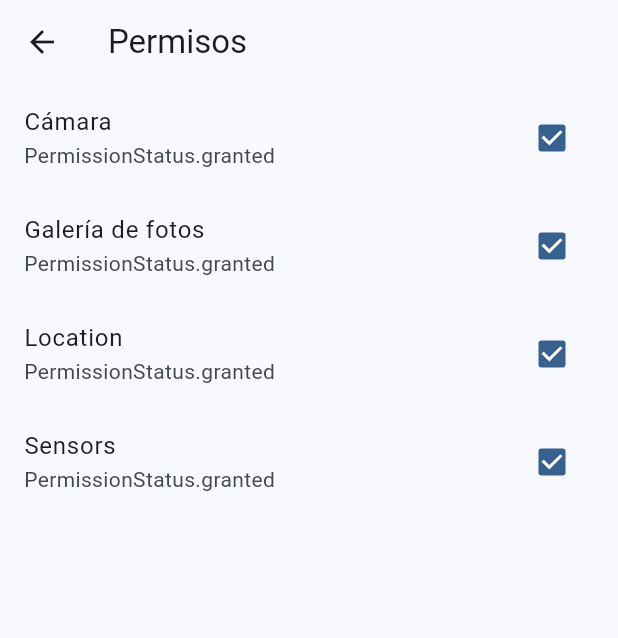
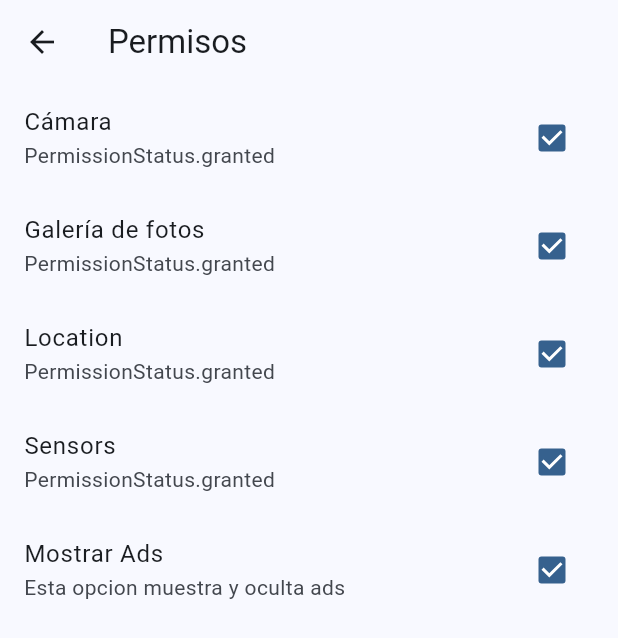
Before and after one commit to MatHeartGaming/permissions-flutter-app, a Flutter app: the screen it shows after launch, after a tap on the "settings" icon, on a phone screen of 412 x 824 dp. Shown: the top 638 px of the screen. Run offline on Flutter 3.47's test engine with Material 3 defaults, Android fonts, the phone set to English and light mode, and no system bars; our stand-ins replace dio, flutter_compass, flutter_riverpod, geolocator, go_router, google_fonts and 7 more; missing offline and left inert: flutter_app_badger, quick_actions; network calls fail.

Commit message:
show / hide ads using shared prefs.

```diff
--- a/lib/config/config.dart
+++ b/lib/config/config.dart
@@ -6,3 +6,4 @@ export 'plugin/share_plugin.dart';
 export 'plugin/quick_actions_plugin.dart';
 export 'plugin/app_badge_plugin.dart';
 export 'plugin/admob_plugin.dart';
+export 'plugin/shared_prefs_plugin.dart';
--- /dev/null
+++ b/lib/config/plugin/shared_prefs_plugin.dart
@@ -0,0 +1,18 @@
+import 'package:shared_preferences/shared_preferences.dart';
+
+class SharedPrefsPlugin {
+  static Future<SharedPreferences> _getPrefs() {
+    return SharedPreferences.getInstance();
+  }
+
+  static Future<void> setBool(String key, bool value) async {
+    final prefs = await _getPrefs();
+    await prefs.setBool(key, value);
+  }
+
+
+  static Future<bool?> getBool(String key) async {
+    final prefs = await _getPrefs();
+    return prefs.getBool(key);
+  }
+}
--- a/lib/presentation/providers/ads/admob_providers.dart
+++ b/lib/presentation/providers/ads/admob_providers.dart
@@ -1,21 +1,26 @@
 import 'package:flutter_riverpod/flutter_riverpod.dart';
 import 'package:google_mobile_ads/google_mobile_ads.dart';
 import 'package:miscelaneos/config/config.dart';
+import 'package:miscelaneos/presentation/providers/providers.dart';
 
 final adBannerProvider = FutureProvider<BannerAd>((ref) async {
-  // TODO: Validar si se muestran o no los ads
+  final showAds = ref.watch(showAdsProvider);
+  if (!showAds) throw 'Ads Bloqueados';
   final ad = await AdmobPlugin.loadBannerAd();
   return ad;
 });
 
-final adInterstitialProvider = FutureProvider.autoDispose<InterstitialAd>((ref) async {
-  // TODO: Validar si se muestran o no los ads
+final adInterstitialProvider =
+    FutureProvider.autoDispose<InterstitialAd>((ref) async {
+  final showAds = ref.watch(showAdsProvider);
+  if (!showAds) throw 'Ads Bloqueados';
   final ad = await AdmobPlugin.loadInterstitialAd();
   return ad;
 });
 
 final adRewardedProvider = FutureProvider.autoDispose<RewardedAd>((ref) async {
-  // TODO: Validar si se muestran o no los ads
+  final showAds = ref.watch(showAdsProvider);
+  if (!showAds) throw 'Ads Bloqueados';
   final ad = await AdmobPlugin.loadRewardedAd();
   return ad;
 });
--- /dev/null
+++ b/lib/presentation/providers/ads/show_ads_provider.dart
@@ -0,0 +1,32 @@
+import 'package:flutter_riverpod/flutter_riverpod.dart';
+import 'package:miscelaneos/config/config.dart';
+
+const showAdsKey = 'showAds';
+
+final showAdsProvider = StateNotifierProvider<ShowAdsNotifier, bool>((ref) {
+  return ShowAdsNotifier();
+});
+
+class ShowAdsNotifier extends StateNotifier<bool> {
+  ShowAdsNotifier() : super(false) {
+    checkAdsState();
+  }
+
+  Future<void> checkAdsState() async {
+    state = await SharedPrefsPlugin.getBool(showAdsKey) ?? true;
+  }
+
+  void showAds() {
+    SharedPrefsPlugin.setBool(showAdsKey, true);
+    state = true;
+  }
+
+  void removeAds() {
+    SharedPrefsPlugin.setBool(showAdsKey, false);
+    state = false;
+  }
+
+  void toggleAds() {
+    state ? removeAds() : showAds();
+  }
+}
--- a/lib/presentation/providers/providers.dart
+++ b/lib/presentation/providers/providers.dart
@@ -22,3 +22,4 @@ export 'location/map_controller_provider.dart';
 
 export 'ads/admob_providers.dart';
 export 'ads/admob_points_provider.dart';
+export 'ads/show_ads_provider.dart';
--- a/lib/presentation/screens/permissions/permissions_screen.dart
+++ b/lib/presentation/screens/permissions/permissions_screen.dart
@@ -21,51 +21,51 @@ class _PermissionsView extends ConsumerWidget {
 
   @override
   Widget build(BuildContext context, ref) {
-
-    final permissions = ref.watch( permissionsProvider );
+    final permissions = ref.watch(permissionsProvider);
+    final showAds = ref.watch(showAdsProvider);
 
     return ListView(
       children: [
-
         CheckboxListTile(
           value: permissions.cameraGranted,
           title: const Text('Cámara'),
-          subtitle: Text('${ permissions.camera }'),
-          onChanged: ( _ ) {
+          subtitle: Text('${permissions.camera}'),
+          onChanged: (_) {
             ref.read(permissionsProvider.notifier).requestCameraAccess();
           },
         ),
-
         CheckboxListTile(
           value: permissions.photoLibraryGranted,
           title: const Text('Galería de fotos'),
-          subtitle: Text('${ permissions.photoLibrary }'),
-          onChanged: ( _ ) {
+          subtitle: Text('${permissions.photoLibrary}'),
+          onChanged: (_) {
             ref.read(permissionsProvider.notifier).requestPhotoLibraryAccess();
           },
         ),
-
         CheckboxListTile(
           value: permissions.locationGranted,
           title: const Text('Location'),
-          subtitle: Text('${ permissions.location }'),
-          onChanged: ( _ ) {
+          subtitle: Text('${permissions.location}'),
+          onChanged: (_) {
             ref.read(permissionsProvider.notifier).requestLocationAccess();
           },
         ),
-
         CheckboxListTile(
           value: permissions.sensorsGranted,
           title: const Text('Sensors'),
-          subtitle: Text('${ permissions.sensors }'),
-          onChanged: ( _ ) {
+          subtitle: Text('${permissions.sensors}'),
+          onChanged: (_) {
             ref.read(permissionsProvider.notifier).requestSensorsAccess();
           },
         ),
-
-
-
-
+        CheckboxListTile(
+          value: showAds,
+          title: const Text('Mostrar Ads'),
+          subtitle: const Text('Esta opcion muestra y oculta ads'),
+          onChanged: (_) {
+            ref.read(showAdsProvider.notifier).toggleAds();
+          },
+        ),
       ],
     );
   }
```
